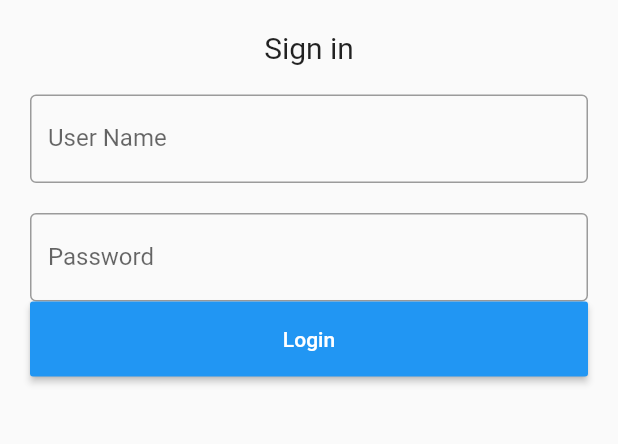
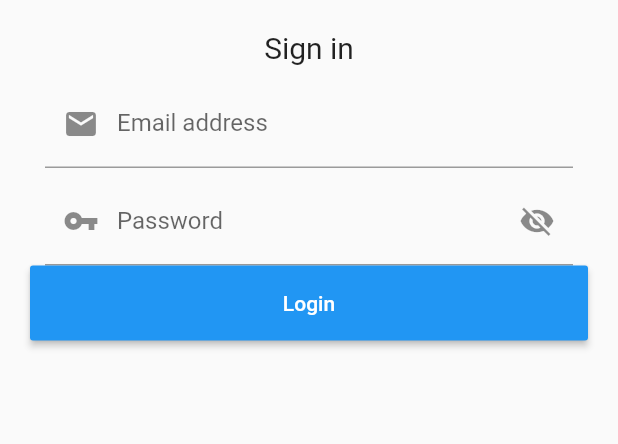
Before and after one commit to Ibrahim-Noor/SPROJ-Electricity-Management-SYstem, a Flutter app: the screen it shows after launch, on a phone screen of 412 x 824 dp, the part 153-597 px from its top. Run offline on Flutter 3.47's test engine with Material 2 defaults, Android fonts, the phone set to English and light mode, and no system bars; our stand-ins replace charts_flutter, shared_preferences, socket_io_client, syncfusion_flutter_gauges; missing offline and left inert: adhara_socket_io.

```diff
--- a/lib/loginScreen.dart
+++ b/lib/loginScreen.dart
@@ -1,7 +1,10 @@
 import 'package:flutter/material.dart';
 import 'package:web_socket/homeScreen.dart';
 import 'Globals.dart' as G;
+import 'package:http/http.dart' as http;
+import 'package:shared_preferences/shared_preferences.dart';
 import 'dart:convert';
+import 'package:web_socket/socketio.dart';
 
 class LoginScreen extends StatefulWidget {
   @override
@@ -9,30 +12,87 @@ class LoginScreen extends StatefulWidget {
 }
 
 class _LoginScreen extends State<LoginScreen> {
+  final formKey = GlobalKey<FormState>();
+  bool _obscurePassword = true;
   Map<dynamic, dynamic> dataa;
   bool messageSent = false;
-  TextEditingController nameController = TextEditingController();
+  String error;
+  String userID;
+  bool _loading = false;
+  TextEditingController emailController = TextEditingController();
   TextEditingController passwordController = TextEditingController();
-  String error;
-  bool dataLoading = false;
 
-  @override
-  void initState() {
-    // TODO: implement initState
-    super.initState();
-    G.socketUtil.socket.on("loginConfirmation", (data) {
-      if (data == "confirmed") {
-      } else {
-        this.setState(() {
-          this.error = data;
-        });
-      }
-    });
-  }
+  // @override
+  // void initState() {
+  //   // TODO: implement initState
+  //   super.initState();
+  //   G.socketUtil.socket.on("loginConfirmation", (data) {
+  //     if (data == "confirmed") {
+  //     } else {
+  //       this.setState(() {
+  //         this.error = data;
+  //       });
+  //     }
+  //   });
+  // }
 
   // _asyncMethod() async {
 
   // }
+
+  Future<String> _logUserIn(email, password) async {
+    // handles user login
+
+    try {
+      var result = await http.post('http://10.0.2.2:3000/users',
+          body: {'username': email, 'password': password});
+
+      var response = json.decode(result.body);
+      // print(response);
+      if (response['error'] == false && response['id'] != Null) {
+        String message = response['id'].toString();
+        SharedPreferences prefs = await SharedPreferences
+            .getInstance(); // store the user's information locally
+        this.userID = message;
+        prefs.setString("userid", message); // session id
+        prefs.setString("email", email);
+        prefs.setString("password", password);
+        return 'ok';
+      } else {
+        return 'Invalid login credentials';
+      }
+    } catch (error) {
+      print(error);
+      return 'error';
+    }
+  }
+
+  Future<void> _submit() async {
+    setState(() {
+      _loading = true;
+    });
+
+    final form = formKey.currentState;
+
+    if (form.validate()) {
+      var result =
+          await _logUserIn(emailController.text, passwordController.text);
+
+      if (result == 'ok') {
+        G.socketUtil = SocketUtil(this.userID);
+        await G.socketUtil.initSocket();
+        Navigator.pushAndRemoveUntil(
+          context,
+          MaterialPageRoute(builder: (context) => HomeScreen()),
+          (_) => false,
+        );
+      } else if (result == 'error') {
+        error = "Unable to reach paani server";
+      } else {
+        error = "Incorrect email or password";
+      }
+    }
+  }
 
   @override
   Widget build(BuildContext context) {
@@ -40,9 +100,7 @@ class _LoginScreen extends State<LoginScreen> {
         appBar: AppBar(
           title: Text('Sample App'),
         ),
-        body: this.dataLoading
-            ? CircularProgressIndicator()
-            : Padding(
+        body: Padding(
             padding: EdgeInsets.all(10),
             child: ListView(
               children: <Widget>[
@@ -64,49 +122,56 @@ class _LoginScreen extends State<LoginScreen> {
                       'Sign in',
                       style: TextStyle(fontSize: 20),
                     )),
-                    error != null
-                        ? Container(
-                            alignment: Alignment.center,
-                            padding: EdgeInsets.all(10),
-                            child: Text(
-                              error,
-                              style: TextStyle(
-                                fontSize: 10,
-                                color: Colors.red,
+                Form(
+                  key: formKey,
+                  child: Container(
+                    padding: EdgeInsets.symmetric(horizontal: 20.0),
+                    child: Column(
+                      children: <Widget>[
+                        TextFormField(
+                          validator: (text) {
+                            if (text.isEmpty) {
+                              return 'Please enter your email address';
+                            }
+                            return null;
+                          },
+                          controller: emailController,
+                          // cursorColor: Theme.of(context).primaryColor,
+                          decoration: InputDecoration(
+                            labelText: 'Email address',
+                            prefixIcon: Icon(Icons.email),
                           ),
-                            ))
-                        : Container(
-                            margin: EdgeInsets.all(0),
-                            padding: EdgeInsets.all(0),
                         ),
-                    Container(
-                      padding: EdgeInsets.all(10),
-                      child: TextField(
-                        controller: nameController,
+                        SizedBox(
+                          height: 6,
+                        ),
+                        TextFormField(
+                          validator: (text) {
+                            if (text.isEmpty) {
+                              return 'Please enter your password';
+                            }
+                            return null;
+                          },
+                          controller: passwordController,
+                          // cursorColor: Theme.of(context).primaryColor,
+                          obscureText: _obscurePassword,
                           decoration: InputDecoration(
-                          border: OutlineInputBorder(),
-                          labelText: 'User Name',
+                              labelText: 'Password',
+                              prefixIcon: Icon(Icons.vpn_key),
+                              suffixIcon: IconButton(
+                                  icon: _obscurePassword
+                                      ? Icon(Icons.visibility_off)
+                                      : Icon(Icons.visibility),
+                                  onPressed: () {
+                                    setState(() {
+                                      _obscurePassword = !_obscurePassword;
+                                    });
+                                  })),
+                        ),
+                      ],
                     ),
                   ),
                 ),
-                    Container(
-                      padding: EdgeInsets.fromLTRB(10, 10, 10, 0),
-                      child: TextField(
-                        obscureText: true,
-                        controller: passwordController,
-                        decoration: InputDecoration(
-                          border: OutlineInputBorder(),
-                          labelText: 'Password',
-                        ),
-                      ),
-                    ),
-                    // FlatButton(
-                    //   onPressed: () {
-                    //     //forgot password screen
-                    //   },
-                    //   textColor: Colors.blue,
-                    //   child: Text('Forgot Password'),
-                    // ),
                 Container(
                   height: 50,
                   padding: EdgeInsets.fromLTRB(10, 0, 10, 0),
@@ -114,37 +179,8 @@ class _LoginScreen extends State<LoginScreen> {
                       textColor: Colors.white,
                       color: Colors.blue,
                       child: Text('Login'),
-                          onPressed: () {
-                            print(nameController.text);
-                            print(passwordController.text);
-                            Navigator.pushAndRemoveUntil(
-                              context,
-                              MaterialPageRoute(
-                                  builder: (context) => HomeScreen()),
-                              (_) => false,
-                            );
-                            // this.messageSent = true;
-                            // G.socketUtil.sendMessage("login",
-                            //     [nameController.text, passwordController.text]);
-                          },
-                        )),
-                    // Container(
-                    //     child: Row(
-                    //   children: <Widget>[
-                    //     Text('Does not have account?'),
-                    //     FlatButton(
-                    //       textColor: Colors.blue,
-                    //       child: Text(
-                    //         'Sign in',
-                    //         style: TextStyle(fontSize: 20),
-                    //       ),
-                    //       onPressed: () {
-                    //         //signup screen
-                    //       },
-                    //     )
-                    //   ],
-                    //   mainAxisAlignment: MainAxisAlignment.center,
-                    // ))
+                      onPressed: _loading ? null : _submit),
+                ),
               ],
             )));
   }
--- a/pubspec.yaml
+++ b/pubspec.yaml
@@ -27,6 +27,10 @@ dependencies:
   adhara_socket_io: ^0.4.2+1
   syncfusion_flutter_gauges: ^18.3.48
   charts_flutter: ^0.9.0
+  http: ^0.12.2
+  shared_preferences: ^0.5.12+4
+  socket_io_client: ^0.9.12
+
 
 
   # The following adds the Cupertino Icons font to your application.
```
Also changed, not shown: lib/getRoomsWidget.dart (+7 -4 lines), lib/homeScreen.dart (+6 -18 lines), lib/main.dart (+1 -7 lines), lib/socketio.dart (+83 -36 lines), pubspec.lock. Lines whose indentation alone changed are shown as unchanged.
